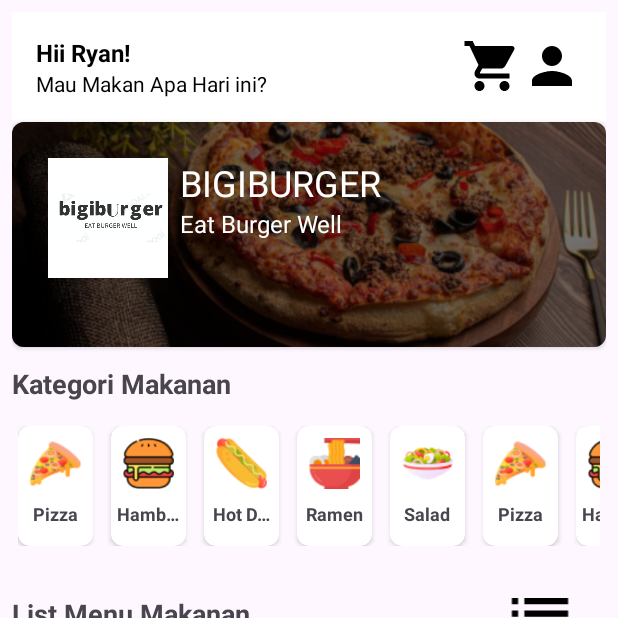
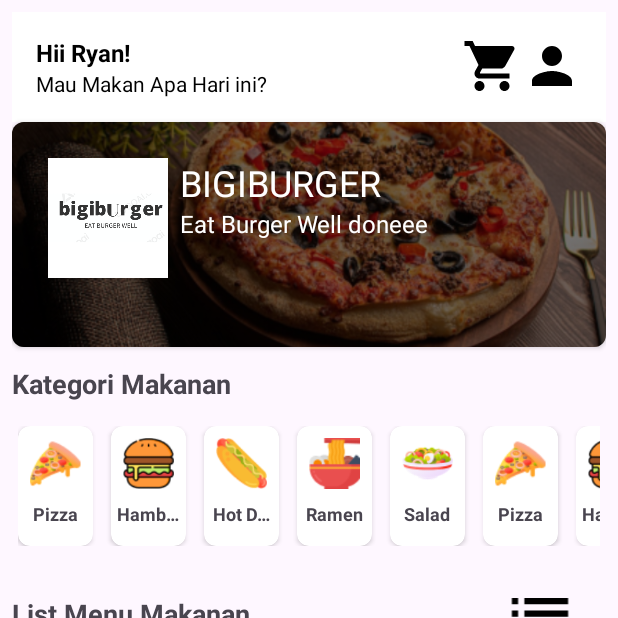
Before and after one commit to riansyah251641/24001084-km6-rian-food_app_project-ch2, an Android app: the screen it shows after launch (MainActivity), on a phone screen of 412 x 824 dp, the top half of it. Run offline under Robolectric (Android 15) with nearby library versions, the phone set to English and light mode, and no system bars.

Commit message:
add text in layout banner discount

```diff
--- a/app/src/main/res/layout/layout_banner_discount.xml
+++ b/app/src/main/res/layout/layout_banner_discount.xml
@@ -42,6 +42,7 @@
             android:textSize="24sp"
             app:layout_constraintStart_toEndOf="@+id/logo_resto"
             app:layout_constraintTop_toTopOf="@+id/logo_resto"
+            app:layout_constraintBottom_toTopOf="@+id/banner_slogan"
             android:layout_marginStart="8dp"
             />
         <TextView
@@ -49,10 +50,11 @@
             android:layout_width="0dp"
             android:textColor="@color/white"
             android:layout_height="wrap_content"
-            android:text="Eat Burger Well"
+            android:text="Eat Burger Well doneee"
             android:textSize="16sp"
             app:layout_constraintStart_toEndOf="@+id/logo_resto"
             app:layout_constraintTop_toBottomOf="@+id/banner_title"
+            app:layout_constraintBottom_toBottomOf="pa"
             android:layout_marginStart="8dp"
             />
 
```
